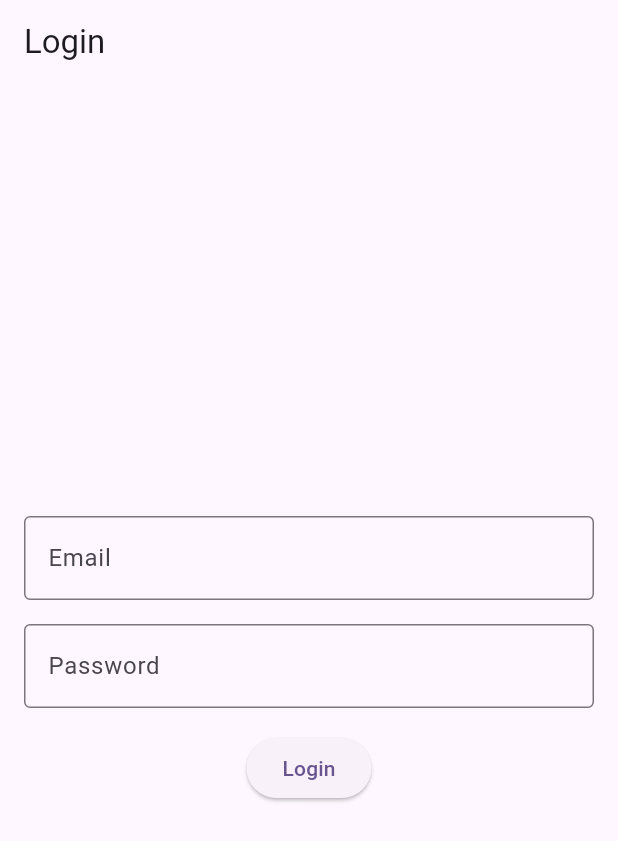
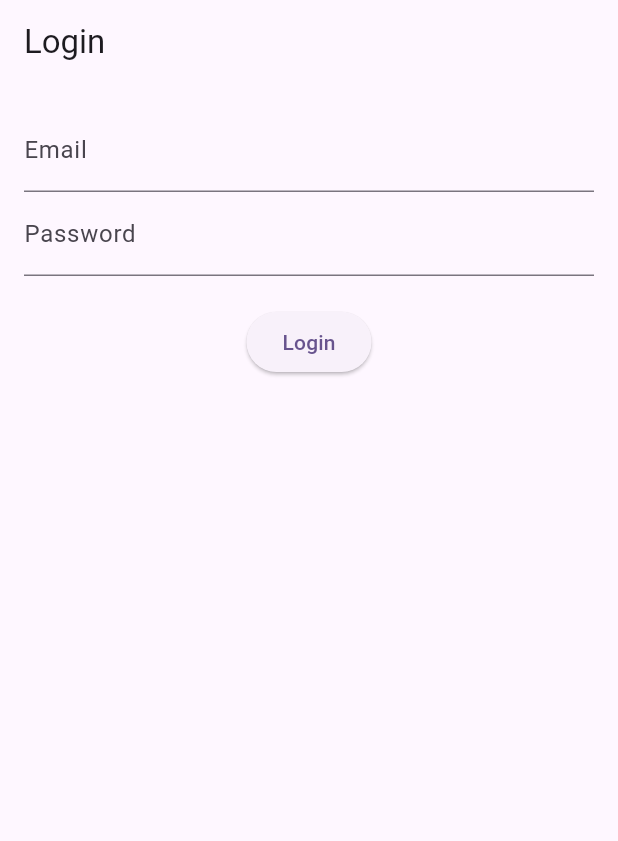
Before and after one commit to iniMinhaj/flutter_clean_with_bloc, a Flutter app: the screen it shows after launch, on a phone screen of 412 x 824 dp. Shown: the top 841 px of the screen. Run offline on Flutter 3.47's test engine with Material 3 defaults, Android fonts, the phone set to English and light mode, and no system bars; our stand-ins replace dartz, dio, equatable, flutter_bloc, get, get_it and 1 more.

Commit message:
updated Auth

```diff
--- a/lib/core/usecases/usecase.dart
+++ b/lib/core/usecases/usecase.dart
@@ -1,6 +1,6 @@
 import 'package:dartz/dartz.dart';
 
-import '../error/failure.dart';
+import '../error/failures.dart';
 
 abstract class UseCase<Type, Params> {
   Future<Either<Failure, Type>> call(Params params);
--- a/lib/features/auth/domain/entity/user_entity.dart
+++ b/lib/features/auth/domain/entity/user_entity.dart
@@ -1,4 +1,4 @@
-class User {
+class UserEntity {
   final int? id;
   final String? name;
   final String? firstName;
@@ -15,7 +15,7 @@ class User {
   final String? createDate;
   final String? updateDate;
 
-  User({
+  UserEntity({
     this.id,
     this.name,
     this.firstName,
--- a/lib/features/auth/domain/repository/auth_repository.dart
+++ b/lib/features/auth/domain/repository/auth_repository.dart
@@ -1,8 +1,8 @@
 import 'package:dartz/dartz.dart';
-import 'package:flutter_clean_with_bloc/core/error/failure.dart';
+import 'package:flutter_clean_with_bloc/core/error/failures.dart';
 import 'package:flutter_clean_with_bloc/features/auth/domain/entity/user_entity.dart';
 
 abstract class AuthRepository {
-  Future<Either<Failure, User>> login(
+  Future<Either<Failure, UserEntity>> login(
       {required String email, required String password});
 }
--- a/lib/features/auth/domain/usecases/login.dart
+++ b/lib/features/auth/domain/usecases/login.dart
@@ -1,33 +1,18 @@
-// ignore_for_file: public_member_api_docs, sort_constructors_first
+// domain/usecases/login_usecase.dart
 import 'package:dartz/dartz.dart';
-import 'package:equatable/equatable.dart';
+import '../../../../core/error/failures.dart';
+import '../entity/user_entity.dart';
+import '../repository/auth_repository.dart';
 
-import 'package:flutter_clean_with_bloc/core/error/failure.dart';
-import 'package:flutter_clean_with_bloc/core/usecases/usecase.dart';
-import 'package:flutter_clean_with_bloc/features/auth/domain/repository/auth_repository.dart';
+class LoginUsecase {
+  final AuthRepository repository;
 
-import '../entity/user_entity.dart';
+  LoginUsecase({required this.repository});
 
-class LoginUsecase implements UseCase<User, LoginParams> {
-  final AuthRepository authRepository;
-
-  LoginUsecase({required this.authRepository});
-
-  @override
-  Future<Either<Failure, User>> call(LoginParams params) async {
-    return await authRepository.login(
-        email: params.email, password: params.password);
+  Future<Either<Failure, UserEntity>> call({
+    required String email,
+    required String password,
+  }) async {
+    return await repository.login(email: email, password: password);
   }
 }
-
-class LoginParams extends Equatable {
-  final String email;
-  final String password;
-  const LoginParams({
-    required this.email,
-    required this.password,
-  });
-
-  @override
-  List<Object?> get props => [email, password];
-}
--- a/lib/features/auth/presentation/bloc/auth_event.dart
+++ b/lib/features/auth/presentation/bloc/auth_event.dart
@@ -1,7 +1,7 @@
-// ignore_for_file: public_member_api_docs, sort_constructors_first
+// presentation/bloc/auth/auth_event.dart
 part of 'auth_bloc.dart';
 
-sealed class AuthEvent extends Equatable {
+abstract class AuthEvent extends Equatable {
   const AuthEvent();
 
   @override
@@ -11,10 +11,8 @@ sealed class AuthEvent extends Equatable {
 class LoginEvent extends AuthEvent {
   final String email;
   final String password;
-  const LoginEvent({
-    required this.email,
-    required this.password,
-  });
+
+  const LoginEvent({required this.email, required this.password});
 
   @override
   List<Object> get props => [email, password];
--- a/lib/features/auth/presentation/bloc/auth_state.dart
+++ b/lib/features/auth/presentation/bloc/auth_state.dart
@@ -1,6 +1,7 @@
+// presentation/bloc/auth/auth_state.dart
 part of 'auth_bloc.dart';
 
-sealed class AuthState extends Equatable {
+abstract class AuthState extends Equatable {
   const AuthState();
 
   @override
@@ -9,22 +10,22 @@ sealed class AuthState extends Equatable {
 
 class AuthInitial extends AuthState {}
 
-class LoginLoading extends AuthState {}
+class AuthLoading extends AuthState {}
 
-class LoginSuccess extends AuthState {
-  final User user;
+class AuthSuccess extends AuthState {
+  final UserEntity user;
 
-  const LoginSuccess(this.user);
+  const AuthSuccess({required this.user});
 
   @override
   List<Object> get props => [user];
 }
 
-class LoginFailure extends AuthState {
-  final String errorMessage;
+class AuthError extends AuthState {
+  final String message;
 
-  const LoginFailure(this.errorMessage);
+  const AuthError({required this.message});
 
   @override
-  List<Object> get props => [errorMessage];
+  List<Object> get props => [message];
 }
--- a/lib/features/auth/presentation/pages/login_page.dart
+++ b/lib/features/auth/presentation/pages/login_page.dart
@@ -1,81 +1,62 @@
+// presentation/screens/login_screen.dart
 import 'package:flutter/material.dart';
 import 'package:flutter_bloc/flutter_bloc.dart';
-import 'package:flutter_clean_with_bloc/features/auth/presentation/bloc/auth_bloc.dart';
 
-class LoginPage extends StatefulWidget {
-  const LoginPage({super.key});
+import '../bloc/auth_bloc.dart';
 
-  @override
-  // ignore: library_private_types_in_public_api
-  _LoginPageState createState() => _LoginPageState();
-}
 
-class _LoginPageState extends State<LoginPage> {
-  final TextEditingController _emailController = TextEditingController();
-  final TextEditingController _passwordController = TextEditingController();
+class LoginScreen extends StatelessWidget {
+  final _emailController = TextEditingController();
+  final _passwordController = TextEditingController();
+
+  LoginScreen({super.key});
 
   @override
   Widget build(BuildContext context) {
     return Scaffold(
-      appBar: AppBar(
-        title: const Text('Login'),
-      ),
-      body: BlocListener<AuthBloc, AuthState>(
-        listener: (context, state) {
-          if (state is LoginSuccess) {
-            // Handle successful login, navigate to the next screen
-            ScaffoldMessenger.of(context).showSnackBar(SnackBar(
-                content: Text(state.user.email ??
-                    "no user found"))); // Adjust route as needed
-          }
-        },
-        child: Padding(
+      appBar: AppBar(title: Text('Login')),
+      body: Padding(
         padding: const EdgeInsets.all(16.0),
         child: Column(
-            mainAxisAlignment: MainAxisAlignment.center,
           children: [
             TextField(
               controller: _emailController,
-                decoration: const InputDecoration(
-                  labelText: 'Email',
-                  border: OutlineInputBorder(),
+              decoration: InputDecoration(labelText: 'Email'),
             ),
-                keyboardType: TextInputType.emailAddress,
-              ),
-              const SizedBox(height: 16),
             TextField(
               controller: _passwordController,
-                decoration: const InputDecoration(
-                  labelText: 'Password',
-                  border: OutlineInputBorder(),
-                ),
+              decoration: InputDecoration(labelText: 'Password'),
               obscureText: true,
             ),
-              const SizedBox(height: 16),
-              ElevatedButton(
+            SizedBox(height: 20),
+            BlocConsumer<AuthBloc, AuthState>(
+              listener: (context, state) {
+                if (state is AuthError) {
+                  ScaffoldMessenger.of(context).showSnackBar(
+                    SnackBar(content: Text(state.message)),
+                  );
+                }
+              },
+              builder: (context, state) {
+                if (state is AuthLoading) {
+                  return CircularProgressIndicator();
+                }
+                return ElevatedButton(
                   onPressed: () {
-                  final email = _emailController.text;
-                  final password = _passwordController.text;
-
-                  // Dispatch login event
-                  context
-                      .read<AuthBloc>()
-                      .add(LoginEvent(email: email, password: password));
+                    context.read<AuthBloc>().add(
+                          LoginEvent(
+                            email: _emailController.text,
+                            password: _passwordController.text,
+                          ),
+                        );
                   },
-                child: const Text('Login'),
-              ),
-              BlocBuilder<AuthBloc, AuthState>(
-                builder: (context, state) {
-                  if (state is LoginLoading) {
-                    return const CircularProgressIndicator(); // Show loading indicator
-                  }
-                  return const SizedBox.shrink(); // Empty widget if not loading
+                  child: Text('Login'),
+                );
               },
             ),
           ],
         ),
       ),
-      ),
     );
   }
 }
--- a/lib/injection_container.dart
+++ b/lib/injection_container.dart
@@ -27,13 +27,13 @@ Future<void> init() async {
 
   // Repositories
   sl.registerLazySingleton<AuthRepository>(
-    () => AuthRepositoryImpl(authRemoteDatasource: sl<AuthRemoteDatasource>()),
+    () => AuthRepositoryImpl(remoteDatasource: sl<AuthRemoteDatasource>()),
   );
 
   // Use cases
   sl.registerLazySingleton(
-      () => LoginUsecase(authRepository: sl<AuthRepository>()));
+      () => LoginUsecase(repository: sl<AuthRepository>()));
 
   // Blocs / Cubits
-  sl.registerFactory(() => AuthBloc(sl<LoginUsecase>()));
+  sl.registerFactory(() => AuthBloc(loginUsecase:  sl<LoginUsecase>()));
 }
--- a/lib/main.dart
+++ b/lib/main.dart
@@ -28,7 +28,7 @@ class MyApp extends StatelessWidget {
       ),
       home: BlocProvider(
           create: (context) => servicelocator.sl<AuthBloc>(),
-          child: const LoginPage()),
+          child:  LoginScreen()),
     );
   }
 }
--- a/pubspec.yaml
+++ b/pubspec.yaml
@@ -41,6 +41,7 @@ dependencies:
   get_storage: ^2.1.1
   get_it: ^8.0.0
   fluttertoast: ^8.2.8
+  get: ^4.6.6
 
 dev_dependencies:
   flutter_test:
```
Also changed, not shown: lib/core/network/api_helper.dart (deleted, +0 -31 lines), lib/core/network/api_services.dart (+127 -12 lines), lib/core/network/app_interceptor.dart (+47 -136 lines), lib/features/auth/data/datasource/auth_remote_datasource.dart (+50 -21 lines), lib/features/auth/data/mapper/model_to_entity.dart (+21 -20 lines), lib/features/auth/data/repository/auth_repo_impl.dart (+29 -17 lines), lib/features/auth/presentation/bloc/auth_bloc.dart (+19 -14 lines), lib/core/error/failures.dart (renamed from lib/core/error/failure.dart), pubspec.lock. Lines whose indentation alone changed are shown as unchanged.
